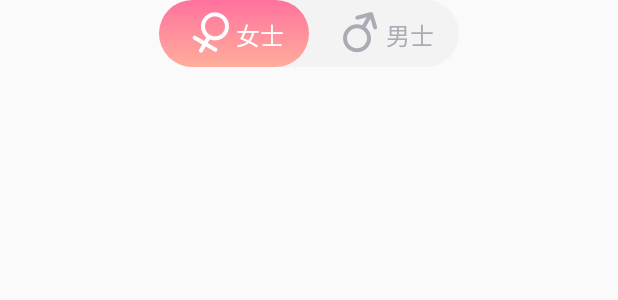
After one commit to hnyer/AirLineView, an Android app: the layout activity_custom.xml on its own in the app's theme, with its tools: preview values and no code run, on a phone screen of 412 x 824 dp. The commit adds this screen. Shown: the top 300 px of the screen. Run offline under Robolectric (Android 15) with nearby library versions, the phone set to English and light mode, and no system bars.

```diff
--- /dev/null
+++ b/app/src/main/java/cn/yznu/gdmapoperate/ui/widget/GenderSwitchView.java
@@ -0,0 +1,352 @@
+package cn.yznu.gdmapoperate.ui.widget;
+
+import android.animation.ArgbEvaluator;
+import android.animation.ValueAnimator;
+import android.content.Context;
+import android.graphics.Bitmap;
+import android.graphics.BitmapFactory;
+import android.graphics.Canvas;
+import android.graphics.Color;
+import android.graphics.LinearGradient;
+import android.graphics.Paint;
+import android.graphics.Rect;
+import android.graphics.RectF;
+import android.graphics.Shader;
+import android.graphics.drawable.ShapeDrawable;
+import android.graphics.drawable.shapes.RoundRectShape;
+import android.support.annotation.Nullable;
+import android.util.AttributeSet;
+import android.util.Log;
+import android.view.MotionEvent;
+import android.view.View;
+import android.view.ViewConfiguration;
+
+import com.mvp.lt.airlineview.R;
+import com.mvp.lt.airlineview.utils.ToastUtils;
+
+import cn.yznu.gdmapoperate.utils.ViewUtil;
+
+/**
+ * $activityName
+ *
+ * @author LiuTao
+ * @date 2018/9/26/026
+ * <p>
+ * 绘制文字
+ * 文字的绘制都是从Baseline处开始的，
+ * <p>
+ * 绘制一个X,Y居中的文字
+ */
+
+
+public class GenderSwitchView extends View {
+    public static final int DEFAULT_ANIMATION_DURATION = 250;
+
+    private Paint bitmapPaint;
+    private Paint selectTextPaint;
+    private Paint defaultTextPaint;
+
+    private int height;
+    private int width;
+    private ShapeDrawable backgroundDrawable;
+    private ShapeDrawable genderDrawable;
+
+
+    private int drawBitmapY;
+    private int drawBitmapX;
+    private float drawTextX;
+    private float drawTextY;
+
+    private Bitmap girlSign;
+    private Bitmap boySign;
+
+    private Bitmap whiteGirlSign;
+    private Bitmap whiteBoySign;
+
+
+    private float mProgress;
+    private int mTouchSlop;
+    private int mClickTimeout;
+    private ValueAnimator mProgressAnimator;
+    private long mAnimationDuration = DEFAULT_ANIMATION_DURATION;
+    private Rect bounds;
+    private int boundsWidth;
+    private int bundsX;
+    private Bitmap grayGirlSign;
+    private Bitmap grayBoySign;
+    private int grayText;
+    //渐变色计算类
+    private ArgbEvaluator argbEvaluator;
+    private int girlStartColor;
+    private int girlEndColor;
+    private int boyStartColor;
+    private int boyEndColor;
+    private LinearGradient linearGradient;
+    private  setOnSelectedListener mSetOnSelectedListener;
+
+
+
+    public void setSetOnSelectedListener(setOnSelectedListener setOnSelectedListener) {
+        this.mSetOnSelectedListener = setOnSelectedListener;
+    }
+
+    public GenderSwitchView(Context context) {
+        this(context, null);
+    }
+
+    public GenderSwitchView(Context context, @Nullable AttributeSet attrs) {
+        this(context, attrs, 0);
+    }
+
+    public GenderSwitchView(Context context, @Nullable AttributeSet attrs, int defStyleAttr) {
+        super(context, attrs, defStyleAttr);
+        initView(context);
+    }
+
+    private void initView(Context context) {
+        int testSize = (int) ViewUtil.sp2px(16);
+        height = ViewUtil.dp2px(45);
+        width = ViewUtil.dp2px(200);
+        int radiis = ViewUtil.dp2px(80);
+
+        mTouchSlop = ViewConfiguration.get(getContext()).getScaledTouchSlop();
+        mClickTimeout = ViewConfiguration.getPressedStateDuration() + ViewConfiguration.getTapTimeout();
+
+        grayText = Color.parseColor("#aaabb3");
+        bitmapPaint = new Paint(Paint.ANTI_ALIAS_FLAG);
+
+        selectTextPaint = new Paint(Paint.ANTI_ALIAS_FLAG);
+        selectTextPaint.setTextAlign(Paint.Align.CENTER);
+        selectTextPaint.setTextSize(testSize);
+        selectTextPaint.setColor(Color.WHITE);
+
+        defaultTextPaint = new Paint(Paint.ANTI_ALIAS_FLAG);
+        defaultTextPaint.setTextAlign(Paint.Align.CENTER);
+        defaultTextPaint.setTextSize(testSize);
+        defaultTextPaint.setColor(grayText);
+
+
+        mProgressAnimator = new ValueAnimator();
+
+
+        grayGirlSign = BitmapFactory.decodeResource(context.getResources(), R.drawable.gender_girl_sign);
+        grayBoySign = BitmapFactory.decodeResource(context.getResources(), R.drawable.gender_boy_sign);
+
+        whiteGirlSign = BitmapFactory.decodeResource(context.getResources(), R.drawable.white_gender_girl_sign);
+        whiteBoySign = BitmapFactory.decodeResource(context.getResources(), R.drawable.white_gender_boy_sign);
+
+        girlSign = whiteGirlSign;
+        boySign = grayBoySign;
+
+        float[] outerRadii = {radiis, radiis, radiis, radiis, radiis, radiis, radiis, radiis};//外矩形 左上、右上、右下、左下的圆角半径
+        RectF inset = new RectF(0, 0, 0, 0);//内矩形距外矩形，左上角x,y距离， 右下角x,y距离
+        float[] innerRadii = {0, 0, 0, 0, 0, 0, 0, 0};//内矩形 圆角半径
+        RoundRectShape roundRectShape = new RoundRectShape(outerRadii, inset, innerRadii);
+        backgroundDrawable = new ShapeDrawable(roundRectShape);
+        int back_color = Color.parseColor("#f3f3f3");
+        backgroundDrawable.getPaint().setColor(back_color);
+        backgroundDrawable.setBounds(0, 0, width, height);
+
+        girlStartColor = Color.parseColor("#ff719e");
+        girlEndColor =Color.parseColor("#ffae9b");
+
+        boyStartColor = Color.parseColor("#55a8ff");
+        boyEndColor = Color.parseColor("#8998ff");
+        //渐变色计算类
+        argbEvaluator = new ArgbEvaluator();
+
+        RoundRectShape shape = new RoundRectShape(outerRadii, inset, innerRadii);
+        linearGradient = new LinearGradient(0, 0, boundsWidth, height, girlStartColor, girlEndColor, Shader.TileMode.REPEAT);
+        genderDrawable = new ShapeDrawable(shape);
+        genderDrawable.getPaint().setShader(linearGradient);
+        genderDrawable.getPaint().setStyle(Paint.Style.FILL);
+        boundsWidth = width / 2;
+        bundsX = (int) (mProgress * boundsWidth);
+        bounds = new Rect(bundsX, 0, boundsWidth + bundsX, height);
+        genderDrawable.setBounds(bounds);
+
+        Log.e("", "=----------initView-----------");
+
+
+    }
+
+    public float getProgress() {
+        return mProgress;
+    }
+
+    public void setProcess(float progress) {
+
+        float tp = progress;
+        if (tp > 1) {
+            tp = 1;
+        } else if (tp < 0) {
+            tp = 0;
+        }
+        updatePaintStyle(tp);
+        this.mProgress = tp;
+        bundsX = (int) (mProgress * boundsWidth);
+        bounds.left = bundsX;
+        bounds.right = boundsWidth + bundsX;
+        genderDrawable.setBounds(bounds);
+        invalidate();
+    }
+
+    private void updatePaintStyle(float tp) {
+        int startColor;
+        int endColor;
+        if (tp > 0.5f) {
+            girlSign = grayGirlSign;
+            boySign = whiteBoySign;
+            selectTextPaint.setColor(grayText);
+            defaultTextPaint.setColor(Color.WHITE);
+        } else {
+            girlSign = whiteGirlSign;
+            boySign = grayBoySign;
+            selectTextPaint.setColor(Color.WHITE);
+            defaultTextPaint.setColor(grayText);
+        }
+        startColor = (int) (argbEvaluator.evaluate(tp, girlStartColor, boyStartColor));
+        endColor = (int) (argbEvaluator.evaluate(tp, girlEndColor, boyEndColor));
+        LinearGradient linearGradient = new LinearGradient(0, 0, boundsWidth, height, startColor, endColor, Shader.TileMode.REPEAT);
+        genderDrawable.getPaint().setShader(linearGradient);
+
+    }
+
+    float mStartX;
+    float mStartY;
+    float mLastX;
+
+    @Override
+    public boolean onTouchEvent(MotionEvent event) {
+        int action = event.getAction();
+        float deltaX = event.getX() - mStartX;
+        float deltaY = event.getY() - mStartY;
+        switch (action) {
+            case MotionEvent.ACTION_DOWN:
+                mStartX = event.getX();
+                mStartY = event.getY();
+                mLastX = mStartX;
+                setPressed(true);
+                break;
+            case MotionEvent.ACTION_MOVE:
+                float x = event.getX();
+                //计算滑动的比例 boundsWidth为整个宽度的一半
+                setProcess(getProgress() + (x - mLastX) / boundsWidth);
+                //这里比较x轴方向的滑动 和y轴方向的滑动 如果y轴大于x轴方向的滑动 事件就不在往下传递
+                if ((Math.abs(deltaX) > mTouchSlop / 2 || Math.abs(deltaY) > mTouchSlop / 2)) {
+                    if (Math.abs(deltaY) > Math.abs(deltaX)) {
+                        return false;
+                    }
+                }
+                mLastX = x;
+                break;
+            case MotionEvent.ACTION_UP:
+            case MotionEvent.ACTION_CANCEL:
+                setPressed(false);
+                //计算从手指触摸到手指抬起时的时间
+                float time = event.getEventTime() - event.getDownTime();
+                Log.e("", "ACTION_CANCEL:"+mProgress);
+                ToastUtils.showToast("mProgress："+mProgress);
+                //如果x轴和y轴滑动距离小于系统所能识别的最小距离 切从手指按下到抬起时间 小于系统默认的点击事件触发的时间  整个行为将被视为触发点击事件
+                if (Math.abs(deltaX) < mTouchSlop && Math.abs(deltaY) < mTouchSlop && time < mClickTimeout) {
+                    //获取事件触发的x轴区域 主要用于区分是左边还是右边
+                    float clickX = event.getX();
+
+                    //如果是在左边
+                    if (clickX > boundsWidth) {
+                        if (mProgress == 1.0f) {
+                            return false;
+                        } else {
+                            animateToState(true);
+                        }
+                        Log.e("", "左边:"+mProgress);
+                    } else {
+                        if (mProgress == 0.0f) {
+                            return false;
+                        } else {
+                            animateToState(false);
+                        }
+                        Log.e("", "右边:"+mProgress);
+                    }
+                    return false;
+                } else {
+                    boolean nextStatus = getProgress() > 0.5f;
+                    animateToState(nextStatus);
+                    Log.e("", "else:"+mProgress);
+                }
+                break;
+        }
+        return true;
+    }
+
+    protected void animateToState(boolean checked) {
+        float progress = mProgress;
+        if (mProgressAnimator == null) {
+            return;
+        }
+        if (mProgressAnimator.isRunning()) {
+            mProgressAnimator.cancel();
+            mProgressAnimator.removeAllUpdateListeners();
+        }
+        mProgressAnimator.setDuration(mAnimationDuration);
+        if (checked) {
+            mProgressAnimator.setFloatValues(progress, 1f);
+            mSetOnSelectedListener.onSelectedTwo();
+        } else {
+            mProgressAnimator.setFloatValues(progress, 0.0f);
+            mSetOnSelectedListener.onSelectedOne();
+        }
+        Log.e("", "进度:"+progress);
+        mProgressAnimator.addUpdateListener(new ValueAnimator.AnimatorUpdateListener() {
+            @Override
+            public void onAnimationUpdate(ValueAnimator animation) {
+                mProgress = (float) animation.getAnimatedValue();
+
+                updatePaintStyle(mProgress);
+                bundsX = (int) (mProgress * boundsWidth);
+                bounds.left = bundsX;
+                bounds.right = boundsWidth + bundsX;
+                genderDrawable.setBounds(bounds);
+                postInvalidate();
+            }
+        });
+        mProgressAnimator.start();
+    }
+
+    @Override
+    protected void onMeasure(int widthMeasureSpec, int heightMeasureSpec) {
+        super.onMeasure(widthMeasureSpec, heightMeasureSpec);
+        setMeasuredDimension(width, height);
+    }
+
+    @Override
+    protected void onSizeChanged(int w, int h, int oldw, int oldh) {
+        super.onSizeChanged(w, h, oldw, oldh);
+        drawBitmapX = ViewUtil.dp2px(22);
+        int textMargin = ViewUtil.dp2px(5);
+        drawBitmapY = (height - girlSign.getHeight()) / 2;
+        String mText = "男士";
+        Rect bounds = new Rect();
+        selectTextPaint.getTextBounds(mText, 0, mText.length(), bounds);
+        int textHeight = bounds.height();
+        drawTextX = drawBitmapX + girlSign.getWidth() + textMargin + bounds.width() / 2;
+        drawTextY = height / 2 + textHeight / 2;
+    }
+
+    @Override
+    protected void onDraw(Canvas canvas) {
+        super.onDraw(canvas);
+        backgroundDrawable.draw(canvas);
+        genderDrawable.draw(canvas);
+        canvas.drawBitmap(girlSign, drawBitmapX, drawBitmapY, bitmapPaint);
+        canvas.drawBitmap(boySign, width / 2 + drawBitmapX, drawBitmapY, bitmapPaint);
+        canvas.drawText("女士", drawTextX, drawTextY, selectTextPaint);
+        canvas.drawText("男士", width / 2 + drawTextX, drawTextY, defaultTextPaint);
+    }
+
+
+   public interface setOnSelectedListener{
+        void onSelectedOne();
+        void onSelectedTwo();
+    }
+}
--- /dev/null
+++ b/app/src/main/res/layout/activity_custom.xml
@@ -0,0 +1,29 @@
+<?xml version="1.0" encoding="utf-8"?>
+<com.mvp.lt.airlineview.view.PullScrollView
+    xmlns:android="http://schemas.android.com/apk/res/android"
+    android:layout_width="match_parent"
+    android:layout_height="match_parent">
+
+    <LinearLayout
+        android:layout_width="match_parent"
+        android:layout_height="match_parent"
+        android:orientation="vertical">
+
+        <ImageView
+            android:layout_width="match_parent"
+            android:layout_height="wrap_content"/>
+
+        <cn.yznu.gdmapoperate.ui.widget.GenderSwitchView
+            android:id="@+id/genderView"
+            android:layout_width="200dp"
+            android:layout_height="45dp"
+            android:layout_gravity="center"/>
+
+        <TextView
+            android:id="@+id/show_text"
+            android:layout_width="match_parent"
+            android:layout_height="45dp"
+            android:gravity="center"/>
+
+    </LinearLayout>
+</com.mvp.lt.airlineview.view.PullScrollView>
--- a/app/src/main/res/layout/activity_welcome_.xml
+++ b/app/src/main/res/layout/activity_welcome_.xml
@@ -61,10 +61,10 @@
                 android:text="Kml文件解析"/>
 
             <Button
-
+                 android:id="@+id/btn_6"
                 android:layout_width="match_parent"
                 android:layout_height="wrap_content"
-                android:text="视频播放"/>
+                android:text="自定义View"/>
 
             <Button
 
```
Also changed, not shown: app/src/main/AndroidManifest.xml (+11 -0 lines), app/src/main/java/cn/yznu/gdmapoperate/ui/activity/CustViewActivity.java (added, +52 -0 lines), app/src/main/java/com/mvp/lt/airlineview/MVPDeve/LoginActivity.java (added, +21 -0 lines), app/src/main/java/com/mvp/lt/airlineview/MVPDeve/LoginMVPActivity.java (added, +15 -0 lines), app/src/main/java/com/mvp/lt/airlineview/WelComeActivity.java (+6 -1 lines), app/src/main/java/com/mvp/lt/airlineview/utils/ToastUtils.java (added, +87 -0 lines), app/src/main/res/layout/activity_login.xml (added, +13 -0 lines), app/src/main/res/drawable-hdpi/gender_boy_sign.png (added), app/src/main/res/drawable-hdpi/gender_girl_sign.png (added), app/src/main/res/drawable-hdpi/white_gender_boy_sign.png (added), app/src/main/res/drawable-hdpi/white_gender_girl_sign.png (added).
